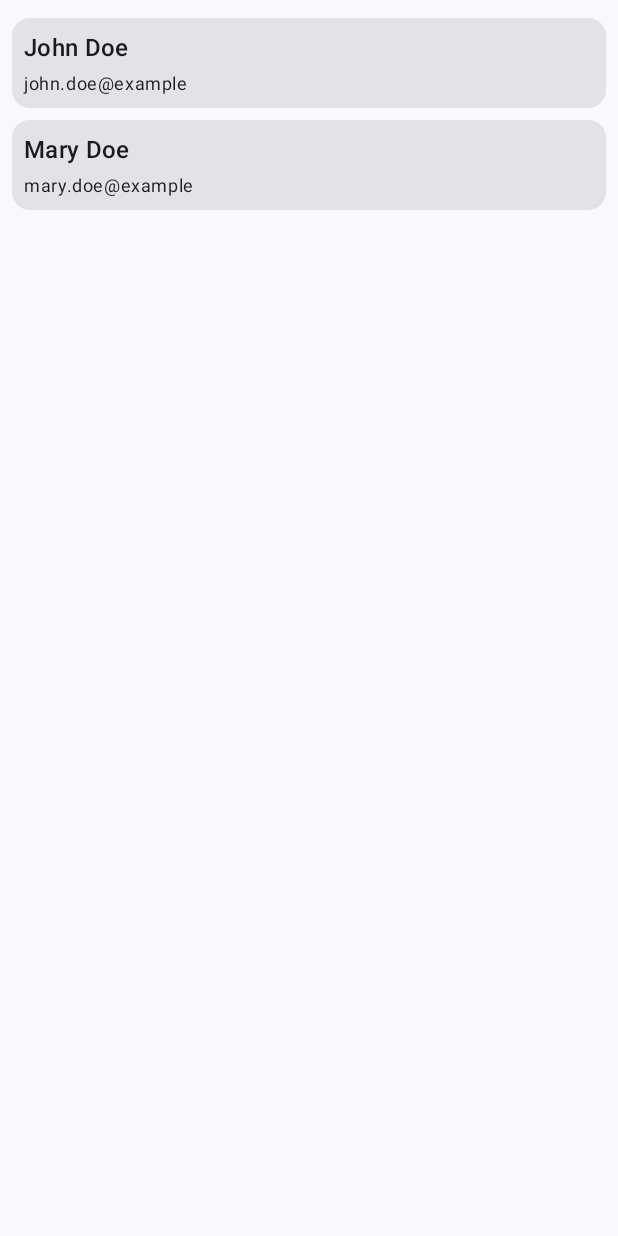
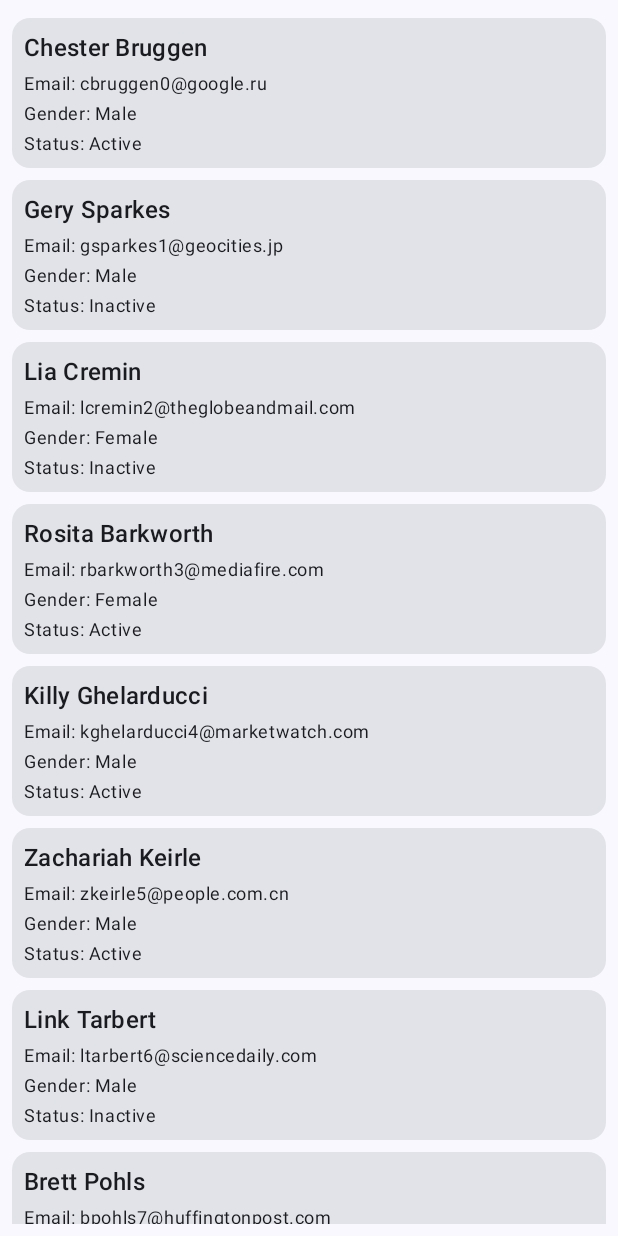
Before and after one commit to kheldiente/thousandusers-android, an Android app built with Jetpack Compose: the screen it shows after launch (HomeActivity), on a phone screen of 412 x 824 dp. Run offline under Robolectric (Android 15) with nearby library versions, the phone set to English and light mode, and no system bars.

Commit message:
Working mechanism to show first 20 users using JSON file

```diff
--- a/app/build.gradle.kts
+++ b/app/build.gradle.kts
@@ -49,11 +49,16 @@ dependencies {
     implementation(libs.androidx.ui.graphics)
     implementation(libs.androidx.ui.tooling.preview)
     implementation(libs.androidx.material3)
+
+    implementation(libs.gson)
+
     testImplementation(libs.junit)
+
     androidTestImplementation(libs.androidx.junit)
     androidTestImplementation(libs.androidx.espresso.core)
     androidTestImplementation(platform(libs.androidx.compose.bom))
     androidTestImplementation(libs.androidx.ui.test.junit4)
+
     debugImplementation(libs.androidx.ui.tooling)
     debugImplementation(libs.androidx.ui.test.manifest)
 }
--- a/app/src/main/java/kheldiente/apps/thousandusers/HomeActivity.kt
+++ b/app/src/main/java/kheldiente/apps/thousandusers/HomeActivity.kt
@@ -13,14 +13,21 @@ import kheldiente.apps.thousandusers.ui.screen.UserListScreen
 import kheldiente.apps.thousandusers.ui.theme.ThousandUsersTheme
 
 class HomeActivity : ComponentActivity() {
+
+    private val userViewModel by lazy {
+        applicationContext.appDependencies().getUserListViewModel()
+    }
+
     override fun onCreate(savedInstanceState: Bundle?) {
         super.onCreate(savedInstanceState)
         enableEdgeToEdge()
+
+        userViewModel.setupDataIfNeeded {
             setContent {
                 ThousandUsersTheme {
                     Scaffold(modifier = Modifier.fillMaxSize()) { innerPadding ->
                         UserListScreen(
-                        viewModel = applicationContext.appDependencies().getUserListViewModel(),
+                            viewModel = userViewModel,
                             modifier = Modifier.padding(innerPadding),
                         )
                     }
@@ -28,3 +35,4 @@ class HomeActivity : ComponentActivity() {
             }
         }
     }
+}
--- a/app/src/main/java/kheldiente/apps/thousandusers/ThousandUserApplication.kt
+++ b/app/src/main/java/kheldiente/apps/thousandusers/ThousandUserApplication.kt
@@ -5,6 +5,6 @@ import kheldiente.apps.thousandusers.di.AppDependencies
 
 class ThousandUserApplication: Application() {
 
-    val appDependencies by lazy { AppDependencies() }
+    val appDependencies by lazy { AppDependencies(applicationContext) }
 
 }
--- a/app/src/main/java/kheldiente/apps/thousandusers/data/local/UserDataRepository.kt
+++ b/app/src/main/java/kheldiente/apps/thousandusers/data/local/UserDataRepository.kt
@@ -1,14 +1,23 @@
 package kheldiente.apps.thousandusers.data.local
 
+import android.content.Context
 import kheldiente.apps.thousandusers.data.model.User
+import kheldiente.apps.thousandusers.util.readUsersFromJsonFile
 
-class UserDataRepository: UserDataSource {
+class UserDataRepository(
+    private val context: Context,
+): UserDataSource {
+
+    private var cachedUsers = emptyList<User>()
+
+    override suspend fun setup() {
+        val users = context.readUsersFromJsonFile()
+        cachedUsers = users
+        println("Users from JSON: ${users.size}")
+    }
 
     override fun getUsers(limit: Int, offset: Int): List<User> {
-        return listOf(
-            User(1, "John", "Doe", "john.doe@example", "Male", true),
-            User(2, "Mary", "Doe", "mary.doe@example", "Female", false)
-        )
+        return cachedUsers.take(20)
     }
 
 }
--- a/app/src/main/java/kheldiente/apps/thousandusers/data/local/UserDataSource.kt
+++ b/app/src/main/java/kheldiente/apps/thousandusers/data/local/UserDataSource.kt
@@ -3,5 +3,6 @@ package kheldiente.apps.thousandusers.data.local
 import kheldiente.apps.thousandusers.data.model.User
 
 interface UserDataSource {
+    suspend fun setup()
     fun getUsers(limit: Int, offset: Int): List<User>
 }
--- a/app/src/main/java/kheldiente/apps/thousandusers/data/model/User.kt
+++ b/app/src/main/java/kheldiente/apps/thousandusers/data/model/User.kt
@@ -1,11 +1,19 @@
 package kheldiente.apps.thousandusers.data.model
 
+import com.google.gson.annotations.SerializedName
+
 data class User(
+    @SerializedName("id")
     val id: Long,
+    @SerializedName("first_name")
     val firstName: String,
+    @SerializedName("last_name")
     val lastName: String,
+    @SerializedName("email")
     val email: String,
+    @SerializedName("gender")
     val gender: String,
+    @SerializedName("status")
     val status: Boolean
 ) {
 
--- a/app/src/main/java/kheldiente/apps/thousandusers/di/AppDependencies.kt
+++ b/app/src/main/java/kheldiente/apps/thousandusers/di/AppDependencies.kt
@@ -4,22 +4,24 @@ import android.content.Context
 import kheldiente.apps.thousandusers.ThousandUserApplication
 import kheldiente.apps.thousandusers.data.local.UserDataRepository
 import kheldiente.apps.thousandusers.data.local.UserDataSource
-import kheldiente.apps.thousandusers.viewmodel.UserListViewModel
+import kheldiente.apps.thousandusers.viewmodel.UserViewModel
 
 fun Context.appDependencies(): AppDependencies {
     return (applicationContext as ThousandUserApplication).appDependencies
 }
 
-class AppDependencies {
+class AppDependencies(
+    private val context: Context
+) {
 
     private fun getUserDataSource(): UserDataSource {
-        return UserDataRepository()
+        return UserDataRepository(context)
     }
 
-    fun getUserListViewModel(): UserListViewModel {
-        return UserListViewModel.UserListViewModelFactory(
+    fun getUserListViewModel(): UserViewModel {
+        return UserViewModel.UserListViewModelFactory(
             userDataSource = getUserDataSource()
-        ).create(UserListViewModel::class.java)
+        ).create(UserViewModel::class.java)
     }
 
 }
--- a/app/src/main/java/kheldiente/apps/thousandusers/ui/screen/UserListScreen.kt
+++ b/app/src/main/java/kheldiente/apps/thousandusers/ui/screen/UserListScreen.kt
@@ -13,11 +13,11 @@ import androidx.compose.runtime.Composable
 import androidx.compose.ui.Modifier
 import androidx.compose.ui.unit.dp
 import kheldiente.apps.thousandusers.data.model.User
-import kheldiente.apps.thousandusers.viewmodel.UserListViewModel
+import kheldiente.apps.thousandusers.viewmodel.UserViewModel
 
 @Composable
 fun UserListScreen(
-    viewModel: UserListViewModel,
+    viewModel: UserViewModel,
     modifier: Modifier = Modifier,
 ) {
     val users = viewModel.getUsers()
@@ -40,7 +40,6 @@ fun UserListItem(user: User) {
         modifier = Modifier
             .fillMaxWidth()
             .padding(vertical = 4.dp),
-
     ) {
         Column(
             modifier = Modifier.padding(8.dp)
@@ -51,7 +50,17 @@ fun UserListItem(user: User) {
             )
             Spacer(modifier = Modifier.height(4.dp))
             Text(
-                text = user.email,
+                text = "Email: ${user.email}",
+                style = MaterialTheme.typography.bodySmall,
+            )
+            Spacer(modifier = Modifier.height(4.dp))
+            Text(
+                text = "Gender: ${user.gender}",
+                style = MaterialTheme.typography.bodySmall,
+            )
+            Spacer(modifier = Modifier.height(4.dp))
+            Text(
+                text = "Status: ${if (user.status) "Active" else "Inactive"}",
                 style = MaterialTheme.typography.bodySmall,
             )
         }
--- a/app/src/main/java/kheldiente/apps/thousandusers/util/Utils.kt
+++ b/app/src/main/java/kheldiente/apps/thousandusers/util/Utils.kt
@@ -1,9 +1,13 @@
 package kheldiente.apps.thousandusers.util
 
 import android.content.Context
+import com.google.gson.Gson
+import kheldiente.apps.thousandusers.data.model.User
 
-fun Context.readTextFromAsset(fileName : String): String {
-    return assets.open(fileName).bufferedReader().use {
+fun Context.readUsersFromJsonFile(): List<User> {
+    val fileName = "thousand_users.json"
+    val jsonString = assets.open(fileName).bufferedReader().use {
         it.readText()
     }
+    return Gson().fromJson(jsonString, Array<User>::class.java).toList()
 }
--- a/app/src/main/java/kheldiente/apps/thousandusers/viewmodel/UserListViewModel.kt
+++ b/app/src/main/java/kheldiente/apps/thousandusers/viewmodel/UserViewModel.kt
@@ -2,12 +2,22 @@ package kheldiente.apps.thousandusers.viewmodel
 
 import androidx.lifecycle.ViewModel
 import androidx.lifecycle.ViewModelProvider
+import androidx.lifecycle.viewModelScope
 import kheldiente.apps.thousandusers.data.model.User
 import kheldiente.apps.thousandusers.data.local.UserDataSource
+import kotlinx.coroutines.launch
 
-class UserListViewModel(
+class UserViewModel(
     private val userDataSource: UserDataSource,
 ): ViewModel() {
+
+    fun setupDataIfNeeded(isReady: (Boolean) -> Unit) {
+        viewModelScope.launch {
+            userDataSource.setup()
+
+            isReady(true)
+        }
+    }
 
     fun getUsers(
         limit: Int = 0,
@@ -22,8 +32,8 @@ class UserListViewModel(
 
         @Suppress("UNCHECKED_CAST")
         override fun <T : ViewModel> create(modelClass: Class<T>): T {
-            if (modelClass.isAssignableFrom(UserListViewModel::class.java)) {
-                return UserListViewModel(userDataSource) as T
+            if (modelClass.isAssignableFrom(UserViewModel::class.java)) {
+                return UserViewModel(userDataSource) as T
             }
             throw IllegalArgumentException("Unknown ViewModel class")
         }
--- a/gradle/libs.versions.toml
+++ b/gradle/libs.versions.toml
@@ -24,6 +24,7 @@ androidx-ui-tooling-preview = { group = "androidx.compose.ui", name = "ui-toolin
 androidx-ui-test-manifest = { group = "androidx.compose.ui", name = "ui-test-manifest" }
 androidx-ui-test-junit4 = { group = "androidx.compose.ui", name = "ui-test-junit4" }
 androidx-material3 = { group = "androidx.compose.material3", name = "material3" }
+gson = { group = "com.google.code.gson", name = "gson", version = "2.12.1" }
 
 [plugins]
 android-application = { id = "com.android.application", version.ref = "agp" }
```
Lines whose indentation alone changed are shown as unchanged.
